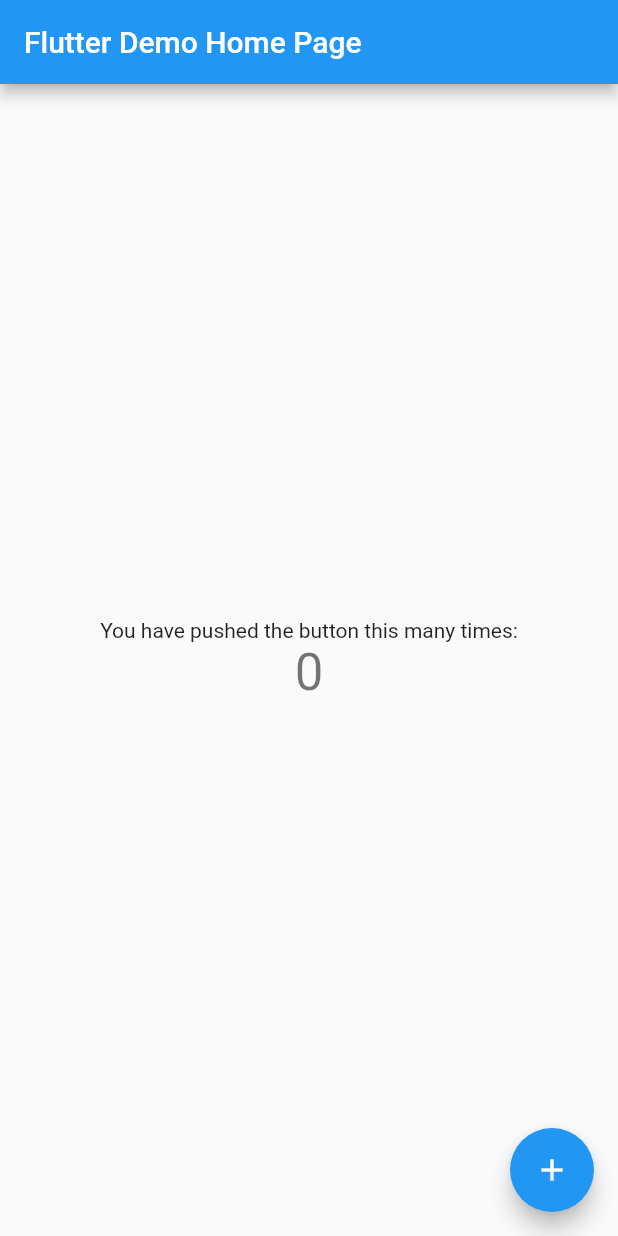
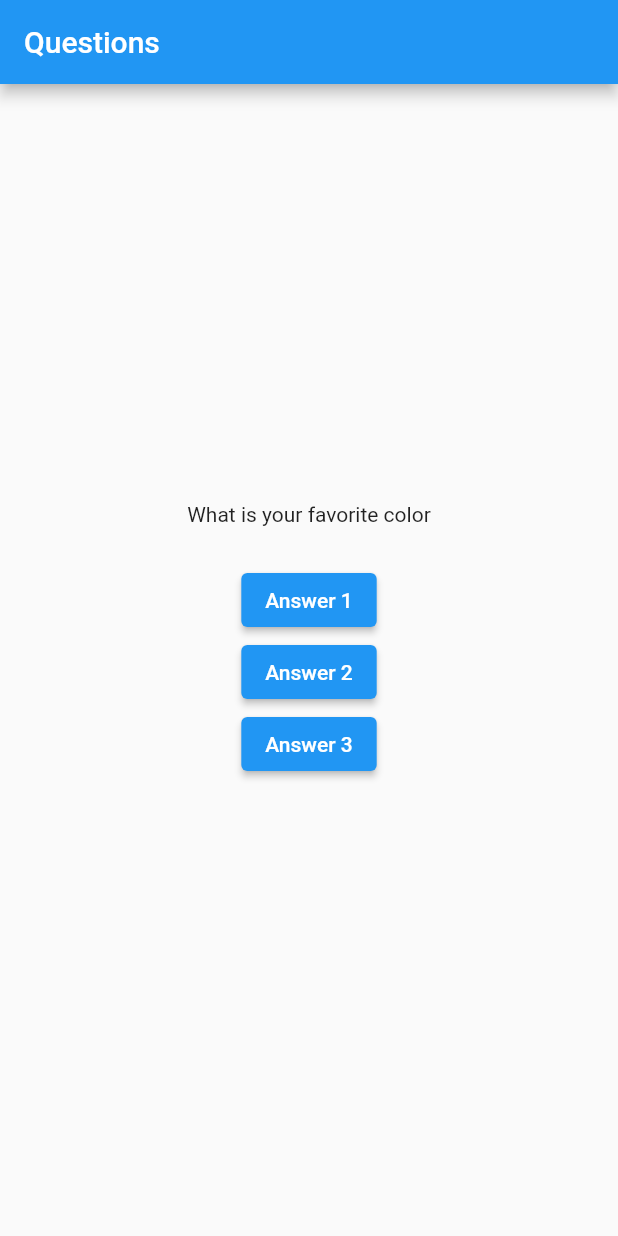
Before and after one commit to AndreyCesarVilacha/flutter-questios, a Flutter app: the screen it shows after launch, on a phone screen of 412 x 824 dp. Run offline on Flutter 3.47's test engine with Material 2 defaults, Android fonts, the phone set to English and light mode, and no system bars.

Commit message:
Creating the basic layout of the app

```diff
--- a/lib/main.dart
+++ b/lib/main.dart
@@ -1,115 +1,60 @@
+//Importing the material.dart for using widgets
 import 'package:flutter/material.dart';
 
-void main() {
-  runApp(const MyApp());
+//The main point of app
+main() {
+  //Run the app Question
+  runApp(const Question());
 }
 
-class MyApp extends StatelessWidget {
-  const MyApp({Key? key}) : super(key: key);
+//Creating a stateless Widget(don't change)
+class Question extends StatelessWidget {
+  //Constructor
+  const Question({Key? key}) : super(key: key);
 
-  // This widget is the root of your application.
+  //overriding the method "build"
   @override
   Widget build(BuildContext context) {
+    //List to hava all the questions
+    List<String> questions = [
+      'What is your favorite color',
+      'What is your favorite animal',
+      'What is your favorite pop star',
+      'What is your favorite Browser',
+    ];
+
+    //Every widget which will not change need to use the key word "const"
     return MaterialApp(
-      title: 'Flutter Demo',
-      theme: ThemeData(
-        // This is the theme of your application.
-        //
-        // Try running your application with "flutter run". You'll see the
-        // application has a blue toolbar. Then, without quitting the app, try
-        // changing the primarySwatch below to Colors.green and then invoke
-        // "hot reload" (press "r" in the console where you ran "flutter run",
-        // or simply save your changes to "hot reload" in a Flutter IDE).
-        // Notice that the counter didn't reset back to zero; the application
-        // is not restarted.
-        primarySwatch: Colors.blue,
+      //Scaffold it is a widget with some custom properties out of the box
+      home: Scaffold(
+        appBar: AppBar(
+          title: const Text("Questions"),
+        ),
+        body: Container(
+          //Align the container in the center of Scaffold
+          alignment: Alignment.center,
+          child: Column(
+            //Align the column on the center of container
+            mainAxisAlignment: MainAxisAlignment.center,
+            children: [
+              Text(questions.elementAt(0)),
+              Padding(
+                padding: const EdgeInsets.all(25),
+                child: Column(
+                  children: [
+                    ElevatedButton(
+                        onPressed: () {}, child: const Text("Answer 1")),
+                    ElevatedButton(
+                        onPressed: () {}, child: const Text("Answer 2")),
+                    ElevatedButton(
+                        onPressed: () {}, child: const Text("Answer 3")),
+                  ],
+                ),
+              )
+            ],
+          ),
+        ),
       ),
-      home: const MyHomePage(title: 'Flutter Demo Home Page'),
     );
   }
 }
-
-class MyHomePage extends StatefulWidget {
-  const MyHomePage({Key? key, required this.title}) : super(key: key);
-
-  // This widget is the home page of your application. It is stateful, meaning
-  // that it has a State object (defined below) that contains fields that affect
-  // how it looks.
-
-  // This class is the configuration for the state. It holds the values (in this
-  // case the title) provided by the parent (in this case the App widget) and
-  // used by the build method of the State. Fields in a Widget subclass are
-  // always marked "final".
-
-  final String title;
-
-  @override
-  State<MyHomePage> createState() => _MyHomePageState();
-}
-
-class _MyHomePageState extends State<MyHomePage> {
-  int _counter = 0;
-
-  void _incrementCounter() {
-    setState(() {
-      // This call to setState tells the Flutter framework that something has
-      // changed in this State, which causes it to rerun the build method below
-      // so that the display can reflect the updated values. If we changed
-      // _counter without calling setState(), then the build method would not be
-      // called again, and so nothing would appear to happen.
-      _counter++;
-    });
-  }
-
-  @override
-  Widget build(BuildContext context) {
-    // This method is rerun every time setState is called, for instance as done
-    // by the _incrementCounter method above.
-    //
-    // The Flutter framework has been optimized to make rerunning build methods
-    // fast, so that you can just rebuild anything that needs updating rather
-    // than having to individually change instances of widgets.
-    return Scaffold(
-      appBar: AppBar(
-        // Here we take the value from the MyHomePage object that was created by
-        // the App.build method, and use it to set our appbar title.
-        title: Text(widget.title),
-      ),
-      body: Center(
-        // Center is a layout widget. It takes a single child and positions it
-        // in the middle of the parent.
-        child: Column(
-          // Column is also a layout widget. It takes a list of children and
-          // arranges them vertically. By default, it sizes itself to fit its
-          // children horizontally, and tries to be as tall as its parent.
-          //
-          // Invoke "debug painting" (press "p" in the console, choose the
-          // "Toggle Debug Paint" action from the Flutter Inspector in Android
-          // Studio, or the "Toggle Debug Paint" command in Visual Studio Code)
-          // to see the wireframe for each widget.
-          //
-          // Column has various properties to control how it sizes itself and
-          // how it positions its children. Here we use mainAxisAlignment to
-          // center the children vertically; the main axis here is the vertical
-          // axis because Columns are vertical (the cross axis would be
-          // horizontal).
-          mainAxisAlignment: MainAxisAlignment.center,
-          children: <Widget>[
-            const Text(
-              'You have pushed the button this many times:',
-            ),
-            Text(
-              '$_counter',
-              style: Theme.of(context).textTheme.headline4,
-            ),
-          ],
-        ),
-      ),
-      floatingActionButton: FloatingActionButton(
-        onPressed: _incrementCounter,
-        tooltip: 'Increment',
-        child: const Icon(Icons.add),
-      ), // This trailing comma makes auto-formatting nicer for build methods.
-    );
-  }
-}
```
